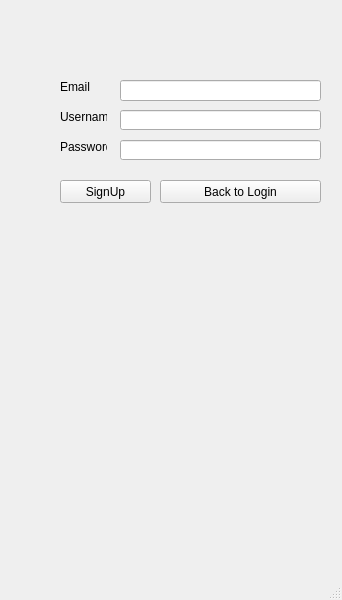
First picture: the form in frontend/signup.ui, repository ResolveHub/ResolveHub, before the edit.
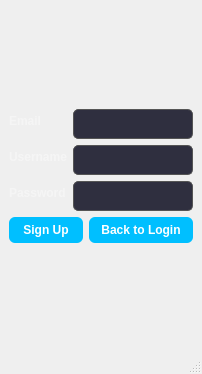
Second picture: the form after the edit.

The edit to the form file:
```diff
--- a/frontend/signup.ui
+++ b/frontend/signup.ui
@@ -2,123 +2,141 @@
 <ui version="4.0">
  <class>MainWindow</class>
  <widget class="QMainWindow" name="MainWindow">
-  <property name="geometry">
-   <rect>
-    <x>0</x>
-    <y>0</y>
-    <width>342</width>
-    <height>600</height>
-   </rect>
-  </property>
   <property name="windowTitle">
-   <string>MainWindow</string>
+   <string>SignUp</string>
+  </property>
+  <property name="styleSheet">
+   <string notr="true">
+    QMainWindow {
+        background-color: qlineargradient(
+            x1:0, y1:0, x2:1, y2:1,
+            stop:0 #1e1e2f, stop:1 #2a2a40
+        );
+        font-family: Segoe UI, sans-serif;
+        font-size: 14px;
+        color: #f5f5f5;
+    }
+
+    QLabel {
+        color: #f5f5f5;
+        font-weight: bold;
+    }
+
+    QLineEdit {
+        border: 1px solid #555;
+        border-radius: 5px;
+        padding: 6px;
+        background-color: #2f2f3f;
+        color: #ffffff;
+    }
+
+    QLineEdit:focus {
+        border: 1px solid #00bfff;
+        background-color: #3a3a50;
+    }
+
+    QPushButton {
+        background-color: #00bfff;
+        color: white;
+        padding: 6px 12px;
+        border-radius: 6px;
+        font-weight: bold;
+    }
+
+    QPushButton:hover {
+        background-color: #009acd;
+    }
+
+    QPushButton:pressed {
+        background-color: #0077a3;
+    }
+   </string>
   </property>
   <widget class="QWidget" name="centralwidget">
+   <layout class="QVBoxLayout" name="verticalLayout" stretch="1,0,1">
+    <item>
+     <spacer name="verticalSpacerTop">
+      <property name="orientation">
+       <enum>Qt::Vertical</enum>
+      </property>
+      <property name="sizeHint" stdset="0">
+       <size>
+        <width>20</width>
+        <height>100</height>
+       </size>
+      </property>
+     </spacer>
+    </item>
+    <item>
+     <layout class="QFormLayout" name="formLayout" labelAlignment="Qt::AlignRight|Qt::AlignTrailing|Qt::AlignVCenter">
+      <item row="0" column="0">
    <widget class="QLabel" name="label">
-    <property name="geometry">
-     <rect>
-      <x>60</x>
-      <y>80</y>
-      <width>47</width>
-      <height>14</height>
-     </rect>
-    </property>
     <property name="text">
      <string>Email</string>
     </property>
    </widget>
+      </item>
+      <item row="0" column="1">
+       <widget class="QLineEdit" name="lineEdit"/>
+      </item>
+      <item row="1" column="0">
    <widget class="QLabel" name="label_2">
-    <property name="geometry">
-     <rect>
-      <x>60</x>
-      <y>110</y>
-      <width>47</width>
-      <height>14</height>
-     </rect>
-    </property>
     <property name="text">
      <string>Username</string>
     </property>
    </widget>
+      </item>
+      <item row="1" column="1">
+       <widget class="QLineEdit" name="lineEdit_2"/>
+      </item>
+      <item row="2" column="0">
    <widget class="QLabel" name="label_3">
-    <property name="geometry">
-     <rect>
-      <x>60</x>
-      <y>140</y>
-      <width>47</width>
-      <height>14</height>
-     </rect>
-    </property>
     <property name="text">
      <string>Password</string>
     </property>
    </widget>
-   <widget class="QLineEdit" name="lineEdit">
-    <property name="geometry">
-     <rect>
-      <x>120</x>
-      <y>80</y>
-      <width>201</width>
-      <height>21</height>
-     </rect>
-    </property>
-   </widget>
-   <widget class="QLineEdit" name="lineEdit_2">
-    <property name="geometry">
-     <rect>
-      <x>120</x>
-      <y>110</y>
-      <width>201</width>
-      <height>20</height>
-     </rect>
-    </property>
-   </widget>
+      </item>
+      <item row="2" column="1">
    <widget class="QLineEdit" name="lineEdit_3">
-    <property name="geometry">
-     <rect>
-      <x>120</x>
-      <y>140</y>
-      <width>201</width>
-      <height>20</height>
-     </rect>
-    </property>
-   </widget>
+        <property name="echoMode">
+         <enum>QLineEdit::Password</enum>
+        </property>
+       </widget>
+      </item>
+     </layout>
+    </item>
+    <item>
+     <layout class="QHBoxLayout" name="buttonLayout">
+      <item>
    <widget class="QPushButton" name="pushButton">
-    <property name="geometry">
-     <rect>
-      <x>60</x>
-      <y>180</y>
-      <width>91</width>
-      <height>23</height>
-     </rect>
-    </property>
     <property name="text">
-     <string>SignUp</string>
-    </property>
-   </widget>
+         <string>Sign Up</string>
+        </property>
+       </widget>
+      </item>
+      <item>
    <widget class="QPushButton" name="backButton">
-    <property name="geometry">
-     <rect>
-      <x>160</x>
-      <y>180</y>
-      <width>161</width>
-      <height>23</height>
-     </rect>
-    </property>
     <property name="text">
      <string>Back to Login</string>
     </property>
    </widget>
-  </widget>
-  <widget class="QMenuBar" name="menubar">
-   <property name="geometry">
-    <rect>
-     <x>0</x>
-     <y>0</y>
-     <width>342</width>
-     <height>22</height>
-    </rect>
-   </property>
+      </item>
+     </layout>
+    </item>
+    <item>
+     <spacer name="verticalSpacerBottom">
+      <property name="orientation">
+       <enum>Qt::Vertical</enum>
+      </property>
+      <property name="sizeHint" stdset="0">
+       <size>
+        <width>20</width>
+        <height>100</height>
+       </size>
+      </property>
+     </spacer>
+    </item>
+   </layout>
   </widget>
   <widget class="QStatusBar" name="statusbar"/>
  </widget>
```
Left out of the diff: 1 changed line with no effect on the pictures. Lines whose indentation alone changed are shown as unchanged.
